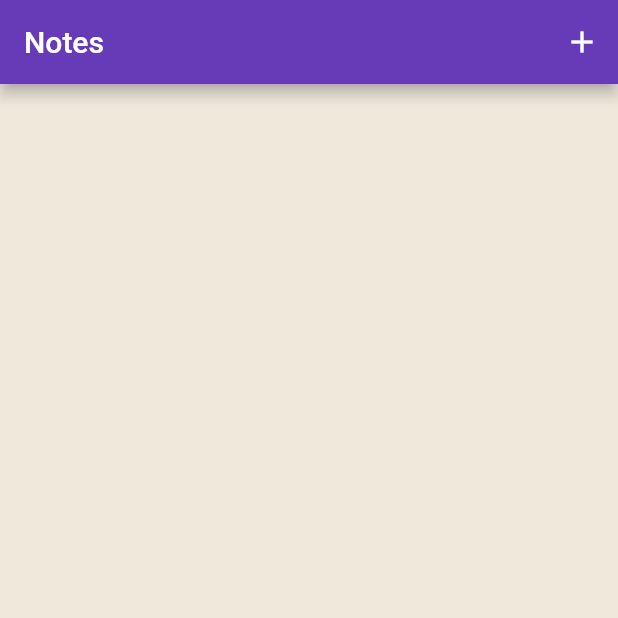
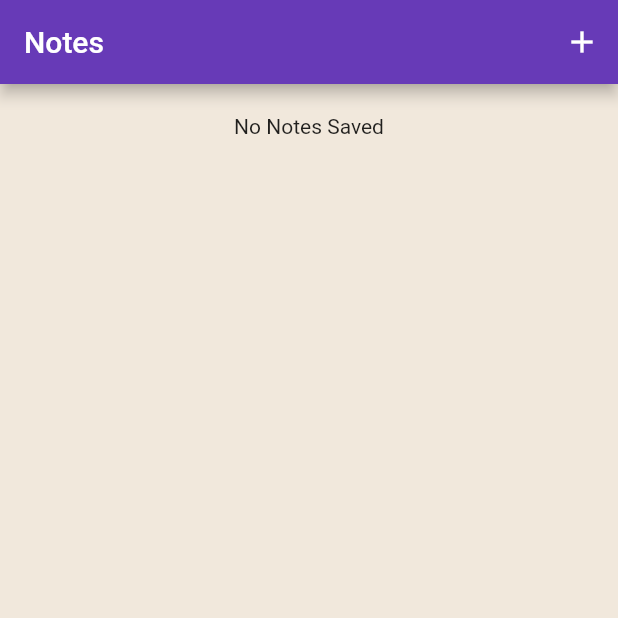
Before and after one commit to Mdavalos/FlutterNoteApp, a Flutter app: the screen it shows after launch, on a phone screen of 412 x 824 dp, the top half of it. Run offline on Flutter 3.47's test engine with Material 2 defaults, Android fonts, the phone set to English and light mode, and no system bars.

Commit message:
text if no notes are saved

```diff
--- a/lib/Localizations.dart
+++ b/lib/Localizations.dart
@@ -18,7 +18,8 @@ class DemoLocalizations {
           'Untitled Note',
       'hintTextNote': 'Type your notes here',
       'noteTitle': 'Title',
-      'deleteNote': 'was deleted'
+      'deleteNote': 'was deleted',
+      'notesNone': 'No Notes Saved',
     },
     'es': {
       'titleNote': 'Notas',
@@ -27,7 +28,8 @@ class DemoLocalizations {
           'Nota Sin Título',
       'hintTextNote': 'Escribir sus notas aquí',
       'noteTitle': 'Título',
-      'deleteNote': 'fue borrado'
+      'deleteNote': 'fue borrado',
+      'notesNone': 'No Hay Ninguna Nota Guardado',
     },
   };
   String get titleNote {
@@ -56,6 +58,10 @@ class DemoLocalizations {
   String get deleteNote {
     return _localizedValues[locale.languageCode]['deleteNote'];
   }
+
+  String get notesNone {
+    return _localizedValues[locale.languageCode]['notesNone'];
+  }
 }
 
 class DemoLocalizationsDelegate
--- a/lib/main.dart
+++ b/lib/main.dart
@@ -151,7 +151,12 @@ class _NotesState extends State<Notes> {
             )
           ],
         ),
-        body: new RefreshIndicator( //pull down to refresh the list in case somehting doesn't update right away
+        body: noteList.length == 0 ? new Container(
+          padding: const EdgeInsets.only(top: 20.0),
+          alignment: Alignment.topCenter,
+          child: new Text(DemoLocalizations.of(context).notesNone),
+        ) :
+        new RefreshIndicator( //pull down to refresh the list in case somehting doesn't update right away
           child:
               // body:
               new ListView.builder(
```
